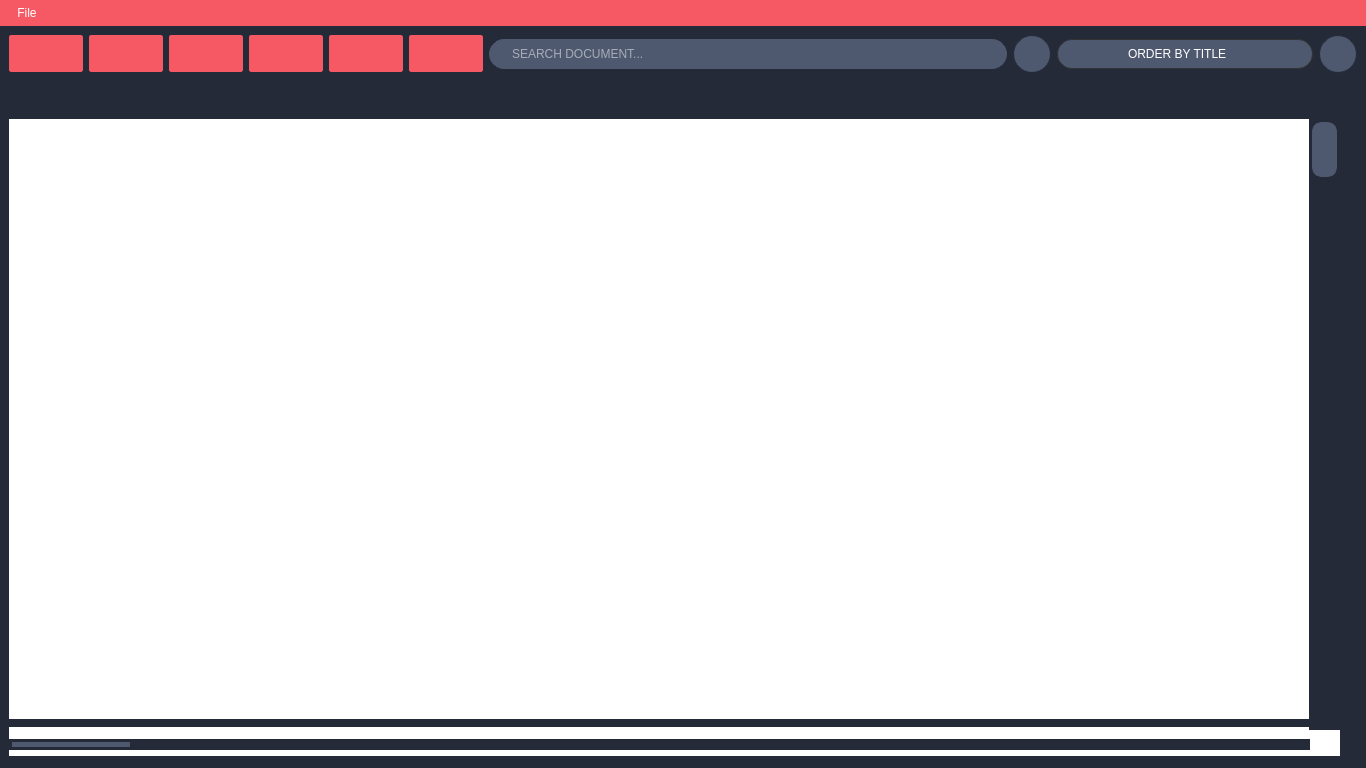
The window that src/client/gui/ui/docsbrowser.ui (aleoli/Shared-Editor) describes before a commit, drawn with Qt 5.
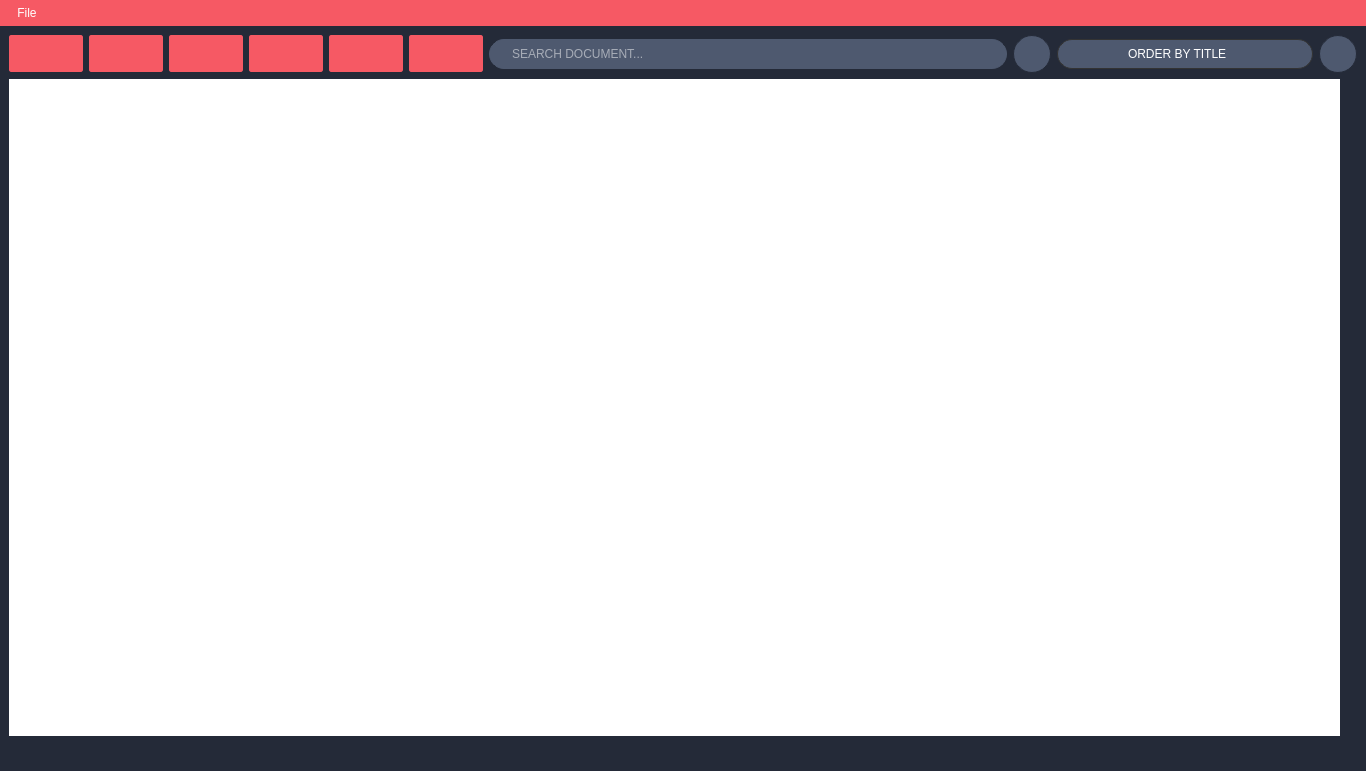
The same window after the commit. Icons and pictures are not drawn.

Patch:
```diff
--- a/src/client/gui/ui/docsbrowser.ui
+++ b/src/client/gui/ui/docsbrowser.ui
@@ -7,7 +7,7 @@
     <x>0</x>
     <y>0</y>
     <width>1366</width>
-    <height>768</height>
+    <height>771</height>
    </rect>
   </property>
   <property name="windowTitle">
@@ -23,6 +23,44 @@
    <enum>QTabWidget::Rounded</enum>
   </property>
   <widget class="QWidget" name="centralwidget">
+   <property name="styleSheet">
+    <string notr="true">/*VERTICAL*/
+QScrollBar:vertical {
+    background-color: #242a38 ;width: 27px; margin-left: 3px;
+	}
+
+QScrollBar::handle:vertical {background-color:#4e596f; min-height: 100px;
+border-color:#4e596f ;border-width: 10px;border-style: solid;
+	border-radius: 12px;}
+
+QScrollBar::sub-line:vertical {border: 2px solid #242a38;background-color: #242a38;
+    height: 25px;subcontrol-position: top;subcontrol-origin: margin;}
+
+QScrollBar::add-line:vertical {border: 2px solid #242a38;background-color: #242a38;
+    height: 25px;subcontrol-position: bottom;subcontrol-origin: margin;}
+
+/*HORIZONTAL*/
+QScrollBar:horizontal {
+	background-color: #242a38;
+	height: 27px;
+	margin-top:3px;
+}
+
+QScrollBar::handle:horizontal {
+	min-width: 50px;
+	background-color:#4e596f;
+	border-color: #4e596f ;border-width: 10px;border-style: solid;
+	border-radius: 12px
+}
+
+/*QScrollBar::add-line:horizontal {
+	border: 2px solid #242a38;background-color: #242a38;
+    height: 25px;
+	subcontrol-position: left;
+	subcontrol-origin: margin;
+}*/
+</string>
+   </property>
    <layout class="QGridLayout" name="gridLayout">
     <item row="1" column="0">
      <widget class="QPushButton" name="btn_home">
@@ -600,7 +638,39 @@
     <item row="2" column="0" colspan="11">
      <widget class="QScrollArea" name="scrollArea">
       <property name="styleSheet">
-       <string notr="true">margin-top: 20px;</string>
+       <string notr="true">QScrollArea{
+	background: #242a38;
+}
+
+/*==============================================================*/
+/*margin-top: 20px;
+QScrollBar:vertical {
+	background: #242a38;
+	border: 3px solid #242a38;
+	width: 30px;}
+    QScrollBar::handle:vertical {
+	background: #4e596f;
+	border: 5px solid #4e596f;
+	border-radius: 10px;
+	}
+    QScrollBar::add-line:vertical {border: 3px solid #242a38;background-color: #242a38;
+    height: 2px;subcontrol-position: bottom;subcontrol-origin: margin;}
+    QScrollBar::sub-line:vertical {border: 3px solid #242a38;background-color: #242a38;
+    height: 2px;subcontrol-position: top;subcontrol-origin: margin;}
+
+QScrollBar:horizontal {
+	background: #242a38;
+	border: 3px solid #242a38;
+	width: 30px;}
+    QScrollBar::handle:horizontal {
+	background: #4e596f;
+	border: 5px solid #4e596f;
+	border-radius: 10px;
+	}
+    QScrollBar::add-line:horizontal {border: 3px solid #242a38;background-color: #242a38;
+    height: 2px;subcontrol-position: bottom;subcontrol-origin: margin;}
+    QScrollBar::sub-line:horizontal {border: 3px solid #242a38;background-color: #242a38;
+    height: 2px;subcontrol-position: top;subcontrol-origin: margin;}*/</string>
       </property>
       <property name="frameShape">
        <enum>QFrame::NoFrame</enum>
@@ -635,109 +705,6 @@
     }
 </string>
        </property>
-       <widget class="QScrollBar" name="horizontalScrollBar">
-        <property name="enabled">
-         <bool>true</bool>
-        </property>
-        <property name="geometry">
-         <rect>
-          <x>0</x>
-          <y>620</y>
-          <width>1301</width>
-          <height>31</height>
-         </rect>
-        </property>
-        <property name="sizePolicy">
-         <sizepolicy hsizetype="Fixed" vsizetype="Fixed">
-          <horstretch>0</horstretch>
-          <verstretch>0</verstretch>
-         </sizepolicy>
-        </property>
-        <property name="minimumSize">
-         <size>
-          <width>0</width>
-          <height>0</height>
-         </size>
-        </property>
-        <property name="styleSheet">
-         <string notr="true">QScrollBar:horizontal {
-	background: #242a38;
-	border: 3px solid #242a38;
-	width: 30px;}
-    QScrollBar::handle:horizontal {
-	background: #4e596f;
-	border: 5px solid #4e596f;
-	border-radius: 10px;
-	}
-    QScrollBar::add-line:horizontal {border: 3px solid #242a38;background-color: #242a38;
-    height: 2px;subcontrol-position: bottom;subcontrol-origin: margin;}
-    QScrollBar::sub-line:horizontal {border: 3px solid #242a38;background-color: #242a38;
-    height: 2px;subcontrol-position: top;subcontrol-origin: margin;}</string>
-        </property>
-        <property name="orientation">
-         <enum>Qt::Horizontal</enum>
-        </property>
-       </widget>
-       <widget class="QScrollBar" name="verticalScrollBar">
-        <property name="enabled">
-         <bool>true</bool>
-        </property>
-        <property name="geometry">
-         <rect>
-          <x>1300</x>
-          <y>0</y>
-          <width>31</width>
-          <height>631</height>
-         </rect>
-        </property>
-        <property name="baseSize">
-         <size>
-          <width>0</width>
-          <height>0</height>
-         </size>
-        </property>
-        <property name="font">
-         <font>
-          <weight>50</weight>
-          <bold>false</bold>
-          <strikeout>false</strikeout>
-          <kerning>true</kerning>
-         </font>
-        </property>
-        <property name="layoutDirection">
-         <enum>Qt::LeftToRight</enum>
-        </property>
-        <property name="styleSheet">
-         <string notr="true">QScrollBar:vertical {
-	background: #242a38;
-	border: 3px solid #242a38;
-	width: 30px;}
-    QScrollBar::handle:vertical {
-	background: #4e596f;
-	border: 5px solid #4e596f;
-	border-radius: 10px;
-	}
-    QScrollBar::add-line:vertical {border: 3px solid #242a38;background-color: #242a38;
-    height: 2px;subcontrol-position: bottom;subcontrol-origin: margin;}
-    QScrollBar::sub-line:vertical {border: 3px solid #242a38;background-color: #242a38;
-    height: 2px;subcontrol-position: top;subcontrol-origin: margin;}</string>
-        </property>
-        <property name="sliderPosition">
-         <number>0</number>
-        </property>
-        <property name="tracking">
-         <bool>true</bool>
-        </property>
-        <property name="orientation">
-         <enum>Qt::Vertical</enum>
-        </property>
-        <property name="invertedAppearance">
-         <bool>false</bool>
-        </property>
-        <property name="invertedControls">
-         <bool>true</bool>
-        </property>
-       </widget>
       </widget>
      </widget>
     </item>
```
Left out of the diff: 455 changed lines with no effect on the pictures.
